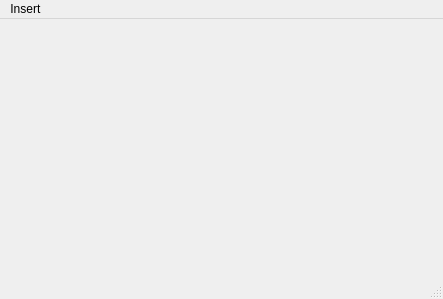
First picture: the form in SESPSarahAristea2/mathematicalwindow.ui, repository sdebiasi/SESPSarahAristea2, before the edit.
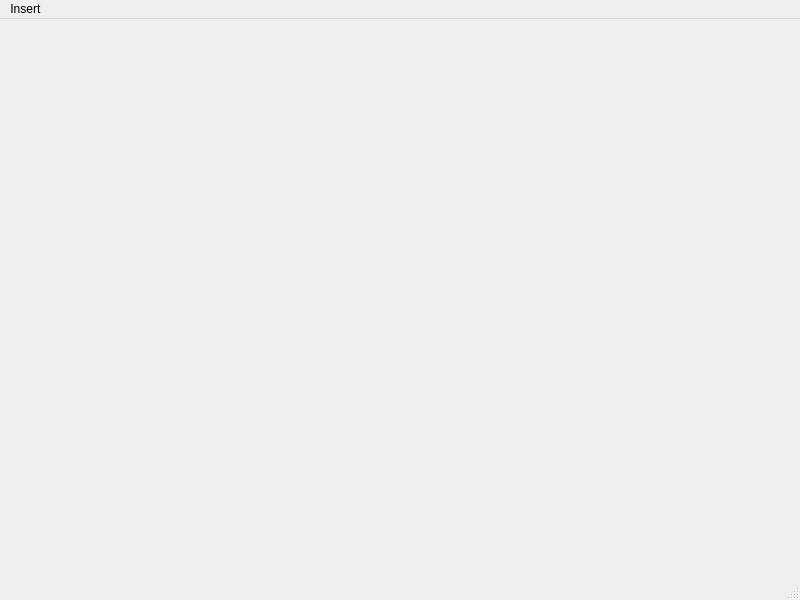
Second picture: the form after the edit.

Diff of the .ui file:
```diff
--- a/SESPSarahAristea2/mathematicalwindow.ui
+++ b/SESPSarahAristea2/mathematicalwindow.ui
@@ -6,8 +6,8 @@
    <rect>
     <x>0</x>
     <y>0</y>
-    <width>443</width>
-    <height>299</height>
+    <width>800</width>
+    <height>600</height>
    </rect>
   </property>
   <property name="windowTitle">
@@ -19,7 +19,7 @@
     <rect>
      <x>0</x>
      <y>0</y>
-     <width>443</width>
+     <width>800</width>
      <height>21</height>
     </rect>
    </property>
```
